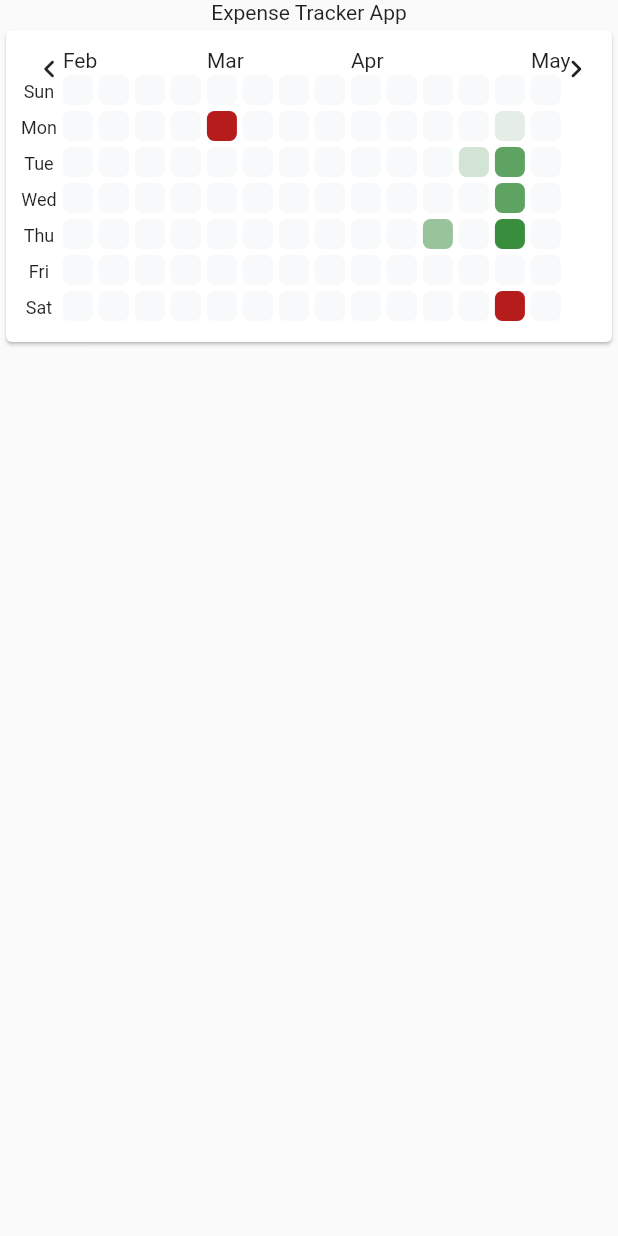
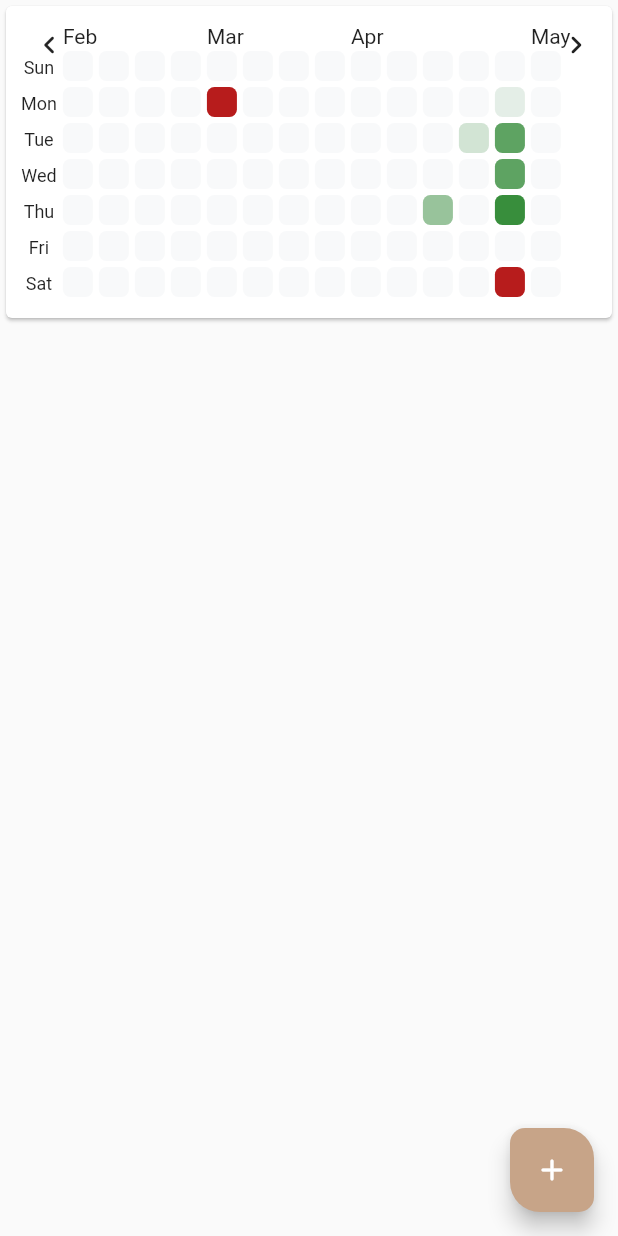
Before and after one commit to Paleho/ExpenseTracker, a Flutter app: the screen it shows after launch, on a phone screen of 412 x 824 dp. Run offline on Flutter 3.47's test engine with Material 2 defaults, Android fonts, the phone set to English and light mode, and no system bars.

Commit message:
Prepare structure for adding and displaying expenses

```diff
--- /dev/null
+++ b/lib/ExpenseTile.dart
@@ -0,0 +1,16 @@
+import 'package:flutter/material.dart';
+
+import 'data/Expense.dart';
+
+class ExpenseTile extends StatelessWidget {
+  final Expense expense;
+  const ExpenseTile({super.key, required this.expense});
+
+  @override
+  Widget build(BuildContext context) {
+    return ListTile(
+      leading: Text(expense.amount.toString()),
+      title: Text(expense.name),
+    );
+  }
+}
--- /dev/null
+++ b/lib/ListExpenses.dart
@@ -0,0 +1,27 @@
+import 'package:flutter/material.dart';
+import 'package:provider/provider.dart';
+
+import 'ExpenseTile.dart';
+import 'main.dart';
+
+class ListExpenses extends StatelessWidget {
+  const ListExpenses({super.key});
+
+  @override
+  Widget build(BuildContext context) {
+    var appState = context.watch<MyAppState>();
+
+    return Container(
+      width: 400,
+      height: 400,
+      child: ListView(
+        children: [
+          for (var expense in appState.expenses)
+            ExpenseTile(
+              expense: expense,
+            ),
+        ],
+      ),
+    );
+  }
+}
--- a/lib/MyHomePage.dart
+++ b/lib/MyHomePage.dart
@@ -1,6 +1,10 @@
+import 'package:expense_tracker/data/Expense.dart';
 import 'package:flutter/material.dart';
+import 'package:provider/provider.dart';
 
 import 'HeatMapCard.dart';
+import 'ListExpenses.dart';
+import 'main.dart';
 
 class MyHomePage extends StatefulWidget {
   const MyHomePage({super.key, required this.title});
@@ -13,12 +17,31 @@ class MyHomePage extends StatefulWidget {
 class _MyHomePageState extends State<MyHomePage> {
   @override
   Widget build(BuildContext context) {
+    var appState = context.watch<MyAppState>();
+
     return Scaffold(
       body: Column(
         children: [
-          Center(child: Text('Expense Tracker App')),
-          HeatMapCard(),
+          Center(child: HeatMapCard()),
+          ListExpenses(),
         ],
+      ),
+      floatingActionButton: FloatingActionButton(
+        onPressed: () {
+          appState.addExpense(
+              Expense(amount: 5.2, name: 'TestName', dateTime: DateTime.now()));
+        },
+        shape: const RoundedRectangleBorder(
+          // borderRadius: BorderRadius.all(Radius.circular(10))),
+          borderRadius: BorderRadius.only(
+            topLeft: Radius.circular(10),
+            topRight: Radius.circular(20),
+            bottomLeft: Radius.circular(20),
+            bottomRight: Radius.circular(10),
+          ),
+        ),
+        backgroundColor: const Color.fromARGB(255, 199, 164, 136),
+        child: const Icon(Icons.add_rounded),
       ),
       // body: HeatMapExample(),
     );
--- /dev/null
+++ b/lib/data/Expense.dart
@@ -0,0 +1,15 @@
+class Expense {
+  final double amount;
+  final String name;
+  final DateTime dateTime;
+  final String details;
+  final String category;
+
+  Expense({
+    required this.amount,
+    required this.name,
+    required this.dateTime,
+    this.details = '',
+    this.category = 'Other',
+  });
+}
--- a/lib/main.dart
+++ b/lib/main.dart
@@ -1,6 +1,8 @@
 import 'package:flutter/material.dart';
+import 'package:provider/provider.dart';
 
 import 'MyHomePage.dart';
+import 'data/Expense.dart';
 
 void main() {
   runApp(const MyApp());
@@ -12,7 +14,9 @@ class MyApp extends StatelessWidget {
   // This widget is the root of your application.
   @override
   Widget build(BuildContext context) {
-    return MaterialApp(
+    return ChangeNotifierProvider(
+      create: (context) => MyAppState(),
+      child: MaterialApp(
         title: 'Expense Tracker',
         theme: ThemeData(
           // This is the theme of your application.
@@ -27,6 +31,16 @@ class MyApp extends StatelessWidget {
           primarySwatch: Colors.blue,
         ),
         home: const MyHomePage(title: 'Flutter Demo Home Page'),
+      ),
     );
   }
 }
+
+class MyAppState extends ChangeNotifier {
+  List<Expense> expenses = [];
+
+  void addExpense(Expense item) {
+    expenses.insert(0, item);
+    notifyListeners();
+  }
+}
--- a/pubspec.yaml
+++ b/pubspec.yaml
@@ -35,6 +35,7 @@ dependencies:
   # The following adds the Cupertino Icons font to your application.
   # Use with the CupertinoIcons class for iOS style icons.
   cupertino_icons: ^1.0.2
+  provider: ^6.0.0
 
 dev_dependencies:
   flutter_test:
```
Also changed, not shown: pubspec.lock. Lines whose indentation alone changed are shown as unchanged.
